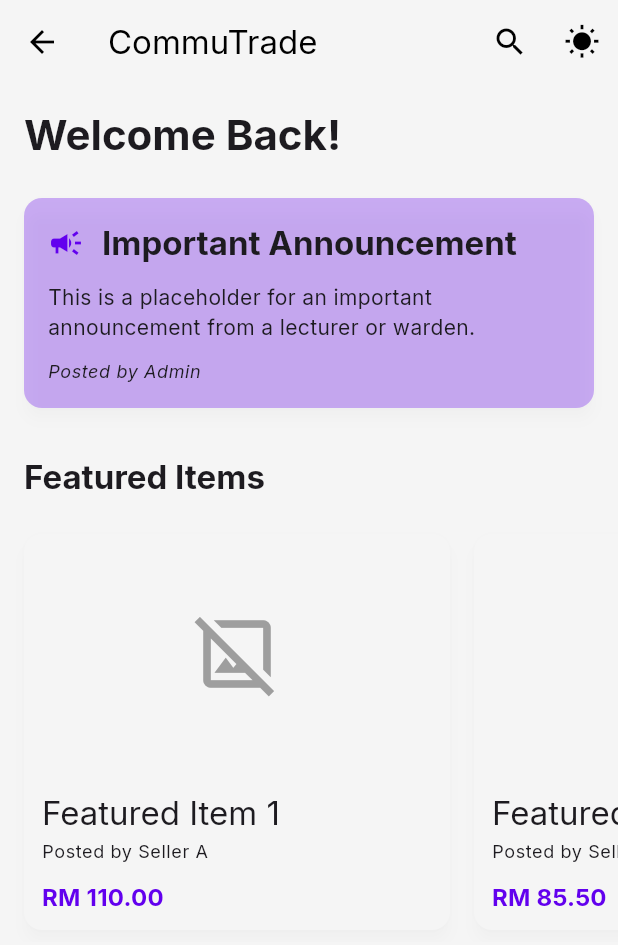
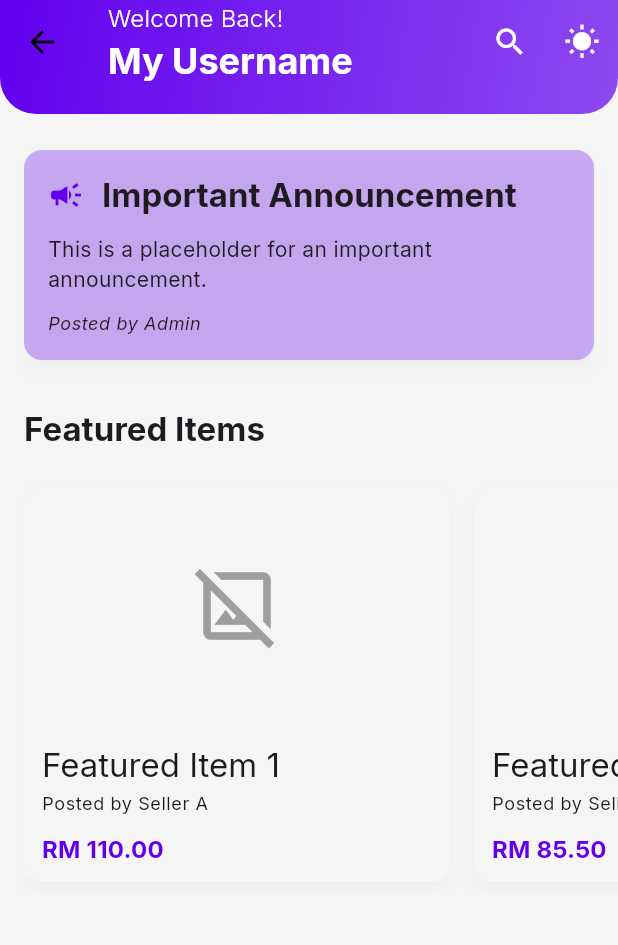
Before and after one commit to ShifyMeow/final_commutrade, a Flutter app: the HomeScreen screen opened directly, on a phone screen of 412 x 824 dp. Shown: the top 945 px of the screen. Run offline on Flutter 3.47's test engine with Material 3 defaults, Android fonts, the phone set to English and light mode, and no system bars; our stand-ins replace google_fonts.

Commit message:
Feat: Integrate custom HomeAppBar into HomeScreen

```diff
--- a/lib/screens/home/home_screen.dart
+++ b/lib/screens/home/home_screen.dart
@@ -1,5 +1,6 @@
 import 'package:final_commutrade/theme/app_theme_notifier.dart';
 import 'package:final_commutrade/widgets/announcement_card.dart';
+import 'package:final_commutrade/widgets/home_app_bar.dart'; // NEW import
 import 'package:final_commutrade/widgets/item_card.dart';
 import 'package:flutter/material.dart';
 import 'package:provider/provider.dart';
@@ -10,7 +11,7 @@ class HomeScreen extends StatelessWidget {
   // Generic placeholder data for the announcement
   final Map<String, String> _announcement = const {
     'title': 'Important Announcement',
-    'content': 'This is a placeholder for an important announcement from a lecturer or warden.',
+    'content': 'This is a placeholder for an important announcement.',
     'author': 'Admin',
   };
 
@@ -39,25 +40,14 @@ class HomeScreen extends StatelessWidget {
     final textTheme = Theme.of(context).textTheme;
 
     return Scaffold(
-      appBar: AppBar(
-        title: const Text('CommuTrade'),
-        actions: [
-          IconButton(
-            icon: const Icon(Icons.search),
-            onPressed: () {},
-          ),
-          IconButton(
-            icon: Icon(
-              themeNotifier.isDarkMode ? Icons.nightlight_round : Icons.wb_sunny,
-            ),
-            onPressed: () {
-              themeNotifier.toggleTheme();
-            },
-          ),
-        ],
-        elevation: 0,
-        backgroundColor: Theme.of(context).scaffoldBackgroundColor,
-        foregroundColor: Theme.of(context).colorScheme.onBackground,
+      // *** THE CHANGE IS HERE ***
+      // Replaced the old AppBar with our new custom HomeAppBar
+      appBar: HomeAppBar(
+        isDarkMode: themeNotifier.isDarkMode,
+        onSearchPressed: () {},
+        onThemeTogglePressed: () {
+          themeNotifier.toggleTheme();
+        },
       ),
       body: SingleChildScrollView(
         child: Padding(
@@ -65,23 +55,16 @@ class HomeScreen extends StatelessWidget {
           child: Column(
             crossAxisAlignment: CrossAxisAlignment.start,
             children: [
-              // --- Welcome Header ---
-              Padding(
-                padding: const EdgeInsets.symmetric(horizontal: 16.0),
-                child: Text(
-                  'Welcome Back!',
-                  style: textTheme.headlineMedium?.copyWith(fontWeight: FontWeight.bold),
-                ),
-              ),
-              const SizedBox(height: 24),
-
               // --- Announcement Section ---
+              // The Welcome message is now in the AppBar, so this section
+              // can be simplified or removed later if desired.
+              const SizedBox(height: 8), // Added space from AppBar
               AnnouncementCard(
                 title: _announcement['title']!,
                 content: _announcement['content']!,
                 author: _announcement['author']!,
               ),
-              const SizedBox(height: 32), // More space after the announcement
+              const SizedBox(height: 32),
 
               // --- Featured Items Section ---
               Padding(
@@ -93,7 +76,7 @@ class HomeScreen extends StatelessWidget {
               ),
               const SizedBox(height: 16),
               SizedBox(
-                height: 280, // Height is now corrected to 280
+                height: 280,
                 child: ListView.builder(
                   scrollDirection: Axis.horizontal,
                   itemCount: _featuredItems.length,
```
